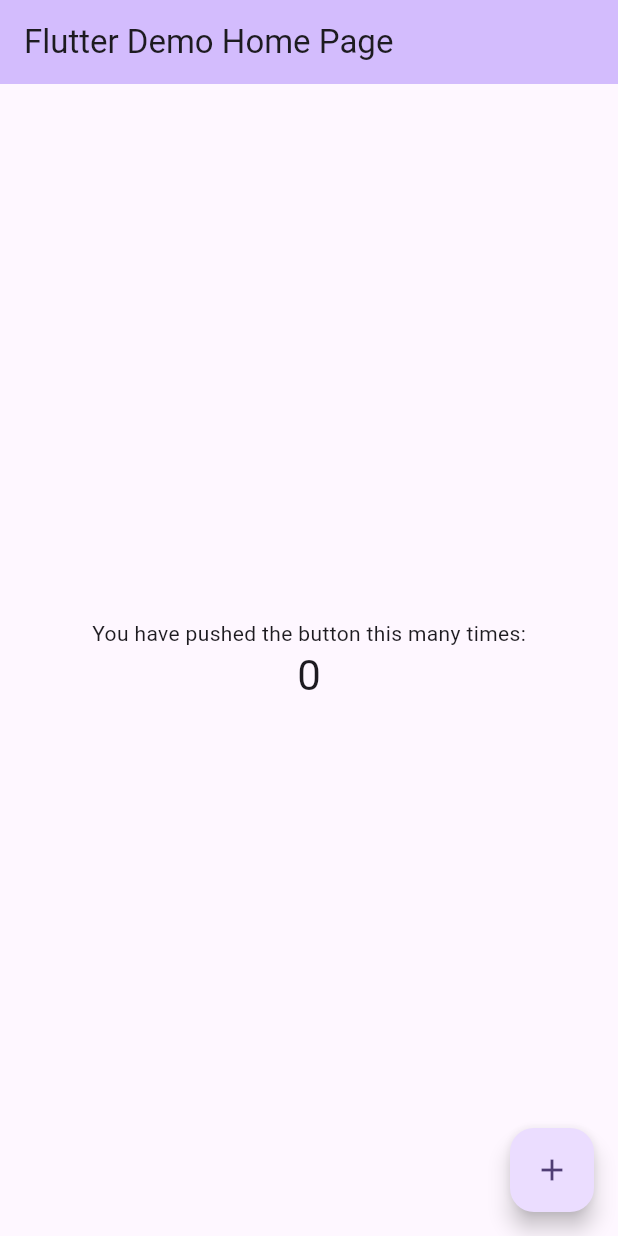
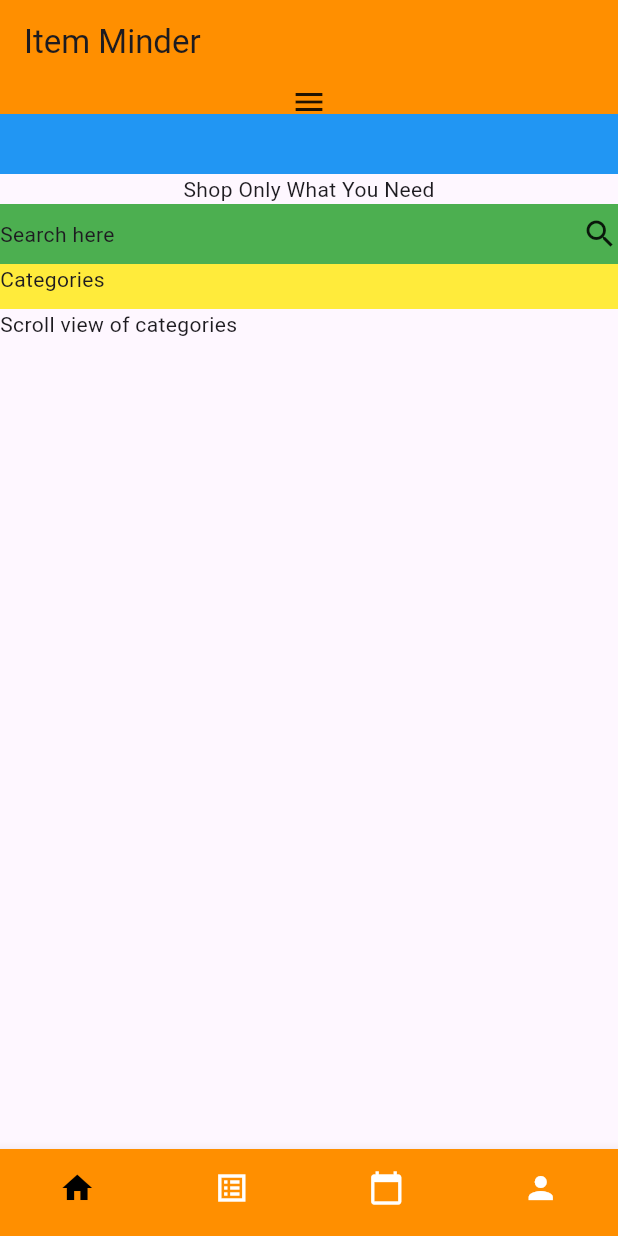
Before and after one commit to PradoGabriela/item_minder_flutterapp, a Flutter app: the screen it shows after launch, on a phone screen of 412 x 824 dp. Run offline on Flutter 3.47's test engine with Material 3 defaults, Android fonts, the phone set to English and light mode, and no system bars.

Commit message:
nav bar added

```diff
--- /dev/null
+++ b/lib/base/bottom_nav_bar.dart
@@ -0,0 +1,66 @@
+import 'package:flutter/material.dart';
+import 'package:item_minder_flutterapp/screens/home_screen.dart';
+
+class BottomNavBar extends StatefulWidget {
+  const BottomNavBar({super.key});
+
+  @override
+  State<BottomNavBar> createState() => _BottomNavBarState();
+}
+
+class _BottomNavBarState extends State<BottomNavBar> {
+  final appScreens = [
+    HomeScreen(),
+    const Text('Shopping List'),
+    const Text('Calendar'),
+    const Text('Profile'),
+  ];
+
+  var _selectedIndex = 0;
+
+  void _onItemTapped(int index) {
+    setState(() {
+      _selectedIndex = index;
+    });
+  }
+
+  @override
+  Widget build(BuildContext context) {
+    return Scaffold(
+      appBar: AppBar(
+        title: const Text('Item Minder'),
+        backgroundColor: Colors.amber.shade800,
+      ),
+      body: appScreens[_selectedIndex],
+      bottomNavigationBar: BottomNavigationBar(
+        backgroundColor: Colors.amber.shade800,
+        unselectedItemColor: Colors.white,
+        selectedItemColor: Colors.black,
+        type: BottomNavigationBarType.fixed,
+        elevation: 8,
+        showSelectedLabels: false,
+        showUnselectedLabels: false,
+        currentIndex: _selectedIndex,
+        onTap: _onItemTapped,
+        items: const <BottomNavigationBarItem>[
+          BottomNavigationBarItem(
+            icon: Icon(Icons.home),
+            label: 'Home',
+          ),
+          BottomNavigationBarItem(
+            icon: Icon(Icons.list_alt_sharp),
+            label: 'Shopping List',
+          ),
+          BottomNavigationBarItem(
+            icon: Icon(Icons.calendar_today),
+            label: 'Calendar',
+          ),
+          BottomNavigationBarItem(
+            icon: Icon(Icons.person),
+            label: 'Profile',
+          ),
+        ],
+      ),
+    );
+  }
+}
--- a/lib/main.dart
+++ b/lib/main.dart
@@ -1,4 +1,5 @@
 import 'package:flutter/material.dart';
+import 'package:item_minder_flutterapp/base/bottom_nav_bar.dart';
 
 void main() {
   runApp(const MyApp());
@@ -7,119 +8,8 @@
 class MyApp extends StatelessWidget {
   const MyApp({super.key});
 
-  // This widget is the root of your application.
   @override
   Widget build(BuildContext context) {
-    return MaterialApp(
-      title: 'Flutter Demo',
-      theme: ThemeData(
-        // This is the theme of your application.
-        //
-        // TRY THIS: Try running your application with "flutter run". You'll see
-        // the application has a purple toolbar. Then, without quitting the app,
-        // try changing the seedColor in the colorScheme below to Colors.green
-        // and then invoke "hot reload" (save your changes or press the "hot
-        // reload" button in a Flutter-supported IDE, or press "r" if you used
-        // the command line to start the app).
-        //
-        // Notice that the counter didn't reset back to zero; the application
-        // state is not lost during the reload. To reset the state, use hot
-        // restart instead.
-        //
-        // This works for code too, not just values: Most code changes can be
-        // tested with just a hot reload.
-        colorScheme: ColorScheme.fromSeed(seedColor: Colors.deepPurple),
-        useMaterial3: true,
-      ),
-      home: const MyHomePage(title: 'Flutter Demo Home Page'),
-    );
+    return const MaterialApp(home: BottomNavBar());
   }
 }
-
-class MyHomePage extends StatefulWidget {
-  const MyHomePage({super.key, required this.title});
-
-  // This widget is the home page of your application. It is stateful, meaning
-  // that it has a State object (defined below) that contains fields that affect
-  // how it looks.
-
-  // This class is the configuration for the state. It holds the values (in this
-  // case the title) provided by the parent (in this case the App widget) and
-  // used by the build method of the State. Fields in a Widget subclass are
-  // always marked "final".
-
-  final String title;
-
-  @override
-  State<MyHomePage> createState() => _MyHomePageState();
-}
-
-class _MyHomePageState extends State<MyHomePage> {
-  int _counter = 0;
-
-  void _incrementCounter() {
-    setState(() {
-      // This call to setState tells the Flutter framework that something has
-      // changed in this State, which causes it to rerun the build method below
-      // so that the display can reflect the updated values. If we changed
-      // _counter without calling setState(), then the build method would not be
-      // called again, and so nothing would appear to happen.
-      _counter++;
-    });
-  }
-
-  @override
-  Widget build(BuildContext context) {
-    // This method is rerun every time setState is called, for instance as done
-    // by the _incrementCounter method above.
-    //
-    // The Flutter framework has been optimized to make rerunning build methods
-    // fast, so that you can just rebuild anything that needs updating rather
-    // than having to individually change instances of widgets.
-    return Scaffold(
-      appBar: AppBar(
-        // TRY THIS: Try changing the color here to a specific color (to
-        // Colors.amber, perhaps?) and trigger a hot reload to see the AppBar
-        // change color while the other colors stay the same.
-        backgroundColor: Theme.of(context).colorScheme.inversePrimary,
-        // Here we take the value from the MyHomePage object that was created by
-        // the App.build method, and use it to set our appbar title.
-        title: Text(widget.title),
-      ),
-      body: Center(
-        // Center is a layout widget. It takes a single child and positions it
-        // in the middle of the parent.
-        child: Column(
-          // Column is also a layout widget. It takes a list of children and
-          // arranges them vertically. By default, it sizes itself to fit its
-          // children horizontally, and tries to be as tall as its parent.
-          //
-          // Column has various properties to control how it sizes itself and
-          // how it positions its children. Here we use mainAxisAlignment to
-          // center the children vertically; the main axis here is the vertical
-          // axis because Columns are vertical (the cross axis would be
-          // horizontal).
-          //
-          // TRY THIS: Invoke "debug painting" (choose the "Toggle Debug Paint"
-          // action in the IDE, or press "p" in the console), to see the
-          // wireframe for each widget.
-          mainAxisAlignment: MainAxisAlignment.center,
-          children: <Widget>[
-            const Text(
-              'You have pushed the button this many times:',
-            ),
-            Text(
-              '$_counter',
-              style: Theme.of(context).textTheme.headlineMedium,
-            ),
-          ],
-        ),
-      ),
-      floatingActionButton: FloatingActionButton(
-        onPressed: _incrementCounter,
-        tooltip: 'Increment',
-        child: const Icon(Icons.add),
-      ), // This trailing comma makes auto-formatting nicer for build methods.
-    );
-  }
-}
--- /dev/null
+++ b/lib/screens/home_screen.dart
@@ -0,0 +1,50 @@
+import 'package:flutter/material.dart';
+
+class HomeScreen extends StatelessWidget {
+  const HomeScreen({super.key});
+
+  @override
+  Widget build(BuildContext context) {
+    return Scaffold(
+      body: ListView(
+        children: [
+          Container(
+            height: 20,
+            color: Colors.amber.shade800,
+            child: const Icon(Icons.menu),
+          ),
+          Column(
+            children: [
+              Container(
+                height: 40,
+                color: Colors.blue,
+              ),
+              Container(
+                child: const Text("Shop Only What You Need"),
+              )
+            ],
+          ),
+          Container(
+            height: 40,
+            color: Colors.green,
+            child: const Row(
+              mainAxisAlignment: MainAxisAlignment.spaceBetween,
+              children: [
+                Text("Search here"),
+                Icon(Icons.search),
+              ],
+            ),
+          ),
+          Container(
+            height: 30,
+            color: Colors.yellow,
+            child: const Text("Categories"),
+          ),
+          Container(
+            child: const Text("Scroll view of categories"),
+          ),
+        ],
+      ),
+    );
+  }
+}
```
